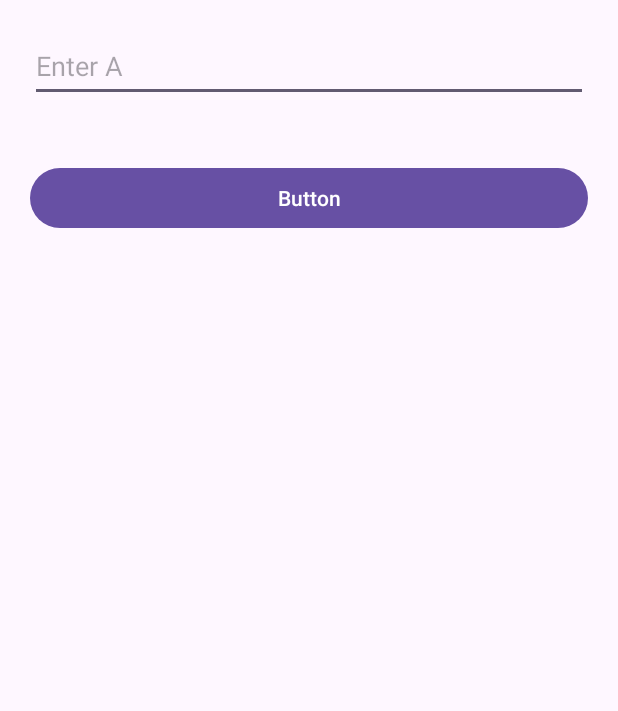
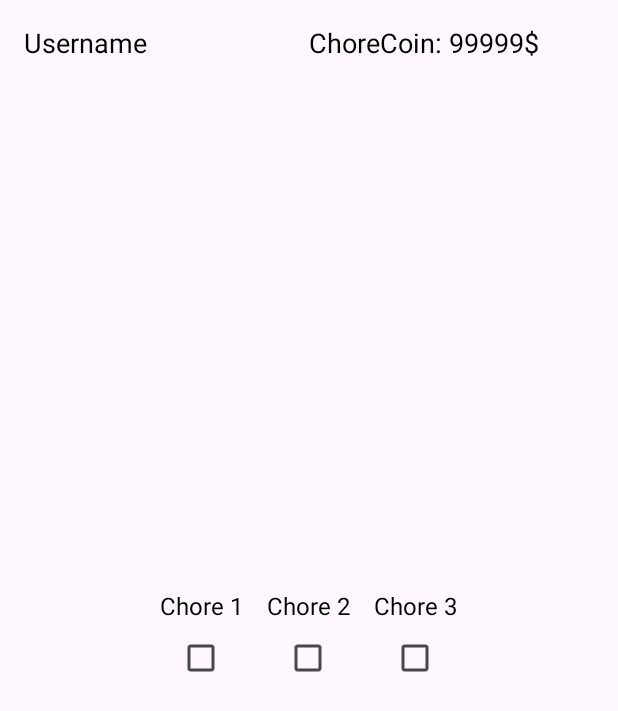
Before and after one commit to Bellasaurusx/HouseHeroesV2, an Android app: the screen it shows after launch (MainActivity), on a phone screen of 412 x 824 dp. Shown: the top 711 px of the screen. Run offline under Robolectric (Android 15) with nearby library versions, the phone set to English and light mode, and no system bars.

Commit message:
Created Basic outline for the check off list, still need to add logic to username

```diff
--- a/app/src/main/res/layout/fragment_first.xml
+++ b/app/src/main/res/layout/fragment_first.xml
@@ -1,23 +1,108 @@
 <?xml version="1.0" encoding="utf-8"?>
-<LinearLayout
+<FrameLayout
         xmlns:android="http://schemas.android.com/apk/res/android"
+        xmlns:tools="http://schemas.android.com/tools"
         android:layout_width="match_parent"
-        android:layout_height="match_parent" xmlns:tools="http://schemas.android.com/tools"
-        android:orientation="vertical"
+        android:layout_height="match_parent"
         tools:context=".FirstFragment">
 
-    <EditText
-            android:id="@+id/et_a"
+    <!-- Header Section -->
+    <LinearLayout
+            android:orientation="horizontal"
             android:layout_width="match_parent"
             android:layout_height="wrap_content"
-            android:layout_margin="20dp"
-            android:hint="@string/enter_a"
-            android:minHeight="48dp" />
+            android:padding="16dp"
+            android:gravity="center_horizontal"
+            android:layout_gravity="top">
 
-    <Button
-            android:id="@+id/button"
-            android:layout_width="match_parent"
+        <TextView
+                android:id="@+id/textView"
+                android:layout_width="0dp"
+                android:layout_height="wrap_content"
+                android:layout_weight="1"
+                android:text="Username"
+                android:textSize="18sp"
+                android:textColor="@android:color/black" />
+
+        <TextView
+                android:id="@+id/textView2"
+                android:layout_width="0dp"
+                android:layout_height="wrap_content"
+                android:layout_weight="1"
+                android:text="ChoreCoin: 99999$"
+                android:textSize="18sp"
+                android:textColor="@android:color/black" />
+    </LinearLayout>
+
+    <!-- Chores Section -->
+    <LinearLayout
+            android:orientation="horizontal"
+            android:layout_width="wrap_content"
             android:layout_height="wrap_content"
-            android:text="@string/button"
-            android:layout_margin="20dp" />
-</LinearLayout>
+            android:layout_gravity="center_horizontal|center_vertical"
+            android:gravity="center"
+            android:layout_marginTop="16dp">
+
+        <!-- Chore 1 -->
+        <LinearLayout
+                android:orientation="vertical"
+                android:layout_width="wrap_content"
+                android:layout_height="wrap_content"
+                android:gravity="center">
+
+            <TextView
+                    android:layout_width="wrap_content"
+                    android:layout_height="wrap_content"
+                    android:text="Chore 1"
+                    android:textSize="16sp"
+                    android:textColor="@android:color/black" />
+
+            <CheckBox
+                    android:id="@+id/checkBox1"
+                    android:layout_width="wrap_content"
+                    android:layout_height="wrap_content" />
+        </LinearLayout>
+
+        <!-- Chore 2 -->
+        <LinearLayout
+                android:orientation="vertical"
+                android:layout_width="wrap_content"
+                android:layout_height="wrap_content"
+                android:gravity="center"
+                android:layout_marginStart="16dp"
+                android:layout_marginEnd="16dp">
+
+            <TextView
+                    android:layout_width="wrap_content"
+                    android:layout_height="wrap_content"
+                    android:text="Chore 2"
+                    android:textSize="16sp"
+                    android:textColor="@android:color/black" />
+
+            <CheckBox
+                    android:id="@+id/checkBox2"
+                    android:layout_width="wrap_content"
+                    android:layout_height="wrap_content" />
+        </LinearLayout>
+
+        <!-- Chore 3 -->
+        <LinearLayout
+                android:orientation="vertical"
+                android:layout_width="wrap_content"
+                android:layout_height="wrap_content"
+                android:gravity="center">
+
+            <TextView
+                    android:layout_width="wrap_content"
+                    android:layout_height="wrap_content"
+                    android:text="Chore 3"
+                    android:textSize="16sp"
+                    android:textColor="@android:color/black" />
+
+            <CheckBox
+                    android:id="@+id/checkBox3"
+                    android:layout_width="wrap_content"
+                    android:layout_height="wrap_content" />
+        </LinearLayout>
+    </LinearLayout>
+</FrameLayout>
--- a/app/src/main/res/values/strings.xml
+++ b/app/src/main/res/values/strings.xml
@@ -8,36 +8,16 @@
     <string name="previous">Previous</string>
 
     <string name="lorem_ipsum">
-        Lorem ipsum dolor sit amet, consectetur adipiscing elit. Nam in scelerisque sem. Mauris volutpat, dolor id
-        interdum ullamcorper, risus dolor egestas lectus, sit amet mattis purus dui nec risus. Maecenas non sodales
-        nisi, vel dictum dolor. Class aptent taciti sociosqu ad litora torquent per conubia nostra, per inceptos
-        himenaeos. Suspendisse blandit eleifend diam, vel rutrum tellus vulputate quis. Aliquam eget libero aliquet,
-        imperdiet nisl a, ornare ex. Sed rhoncus est ut libero porta lobortis. Fusce in dictum tellus.\n\n
-        Suspendisse interdum ornare ante. Aliquam nec cursus lorem. Morbi id magna felis. Vivamus egestas, est a
-        condimentum egestas, turpis nisl iaculis ipsum, in dictum tellus dolor sed neque. Morbi tellus erat, dapibus ut
-        sem a, iaculis tincidunt dui. Interdum et malesuada fames ac ante ipsum primis in faucibus. Curabitur et eros
-        porttitor, ultricies urna vitae, molestie nibh. Phasellus at commodo eros, non aliquet metus. Sed maximus nisl
-        nec dolor bibendum, vel congue leo egestas.\n\n
-        Sed interdum tortor nibh, in sagittis risus mollis quis. Curabitur mi odio, condimentum sit amet auctor at,
-        mollis non turpis. Nullam pretium libero vestibulum, finibus orci vel, molestie quam. Fusce blandit tincidunt
-        nulla, quis sollicitudin libero facilisis et. Integer interdum nunc ligula, et fermentum metus hendrerit id.
-        Vestibulum lectus felis, dictum at lacinia sit amet, tristique id quam. Cras eu consequat dui. Suspendisse
-        sodales nunc ligula, in lobortis sem porta sed. Integer id ultrices magna, in luctus elit. Sed a pellentesque
-        est.\n\n
-        Aenean nunc velit, lacinia sed dolor sed, ultrices viverra nulla. Etiam a venenatis nibh. Morbi laoreet, tortor
-        sed facilisis varius, nibh orci rhoncus nulla, id elementum leo dui non lorem. Nam mollis ipsum quis auctor
-        varius. Quisque elementum eu libero sed commodo. In eros nisl, imperdiet vel imperdiet et, scelerisque a mauris.
-        Pellentesque varius ex nunc, quis imperdiet eros placerat ac. Duis finibus orci et est auctor tincidunt. Sed non
-        viverra ipsum. Nunc quis augue egestas, cursus lorem at, molestie sem. Morbi a consectetur ipsum, a placerat
-        diam. Etiam vulputate dignissim convallis. Integer faucibus mauris sit amet finibus convallis.\n\n
-        Phasellus in aliquet mi. Pellentesque habitant morbi tristique senectus et netus et malesuada fames ac turpis
-        egestas. In volutpat arcu ut felis sagittis, in finibus massa gravida. Pellentesque id tellus orci. Integer
-        dictum, lorem sed efficitur ullamcorper, libero justo consectetur ipsum, in mollis nisl ex sed nisl. Donec
-        maximus ullamcorper sodales. Praesent bibendum rhoncus tellus nec feugiat. In a ornare nulla. Donec rhoncus
-        libero vel nunc consequat, quis tincidunt nisl eleifend. Cras bibendum enim a justo luctus vestibulum. Fusce
-        dictum libero quis erat maximus, vitae volutpat diam dignissim.
+null
     </string>
     <string name="enter_a">Enter A</string>
-    <string name="enter_b"/>
-    <string name="button">Button</string>
+    <string name="enter_b">Button B</string>
+    <string name="button">Deez Nuts</string>
+    <string name="enter_A">MichealJ</string>
+    <string name="enter_B">Oprah</string>
+    <string name="Button1">Button</string>
+    <string name="kuyjgedwsqa">Button</string>
+    <string name="username">Username</string>
+    <string name="chorecoins_99999">ChoreCoins 99999</string>
+
 </resources>
```
